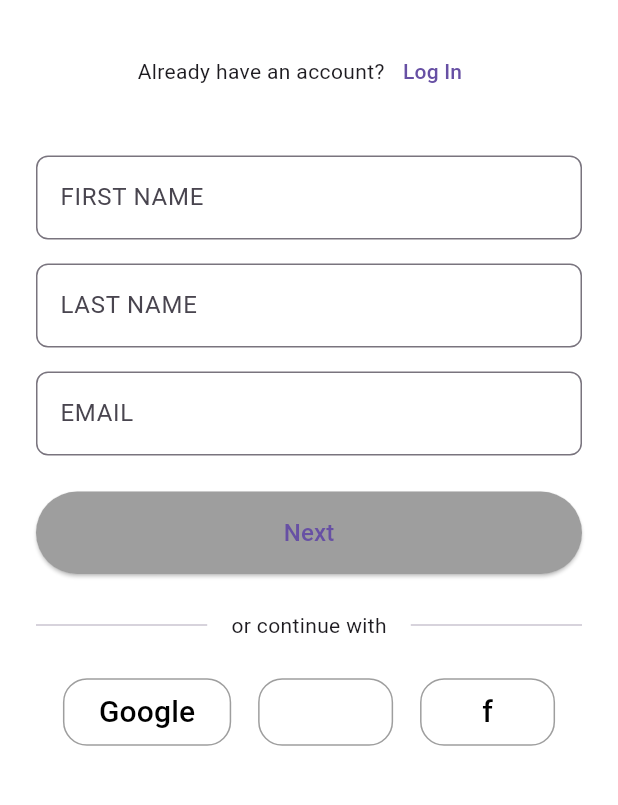
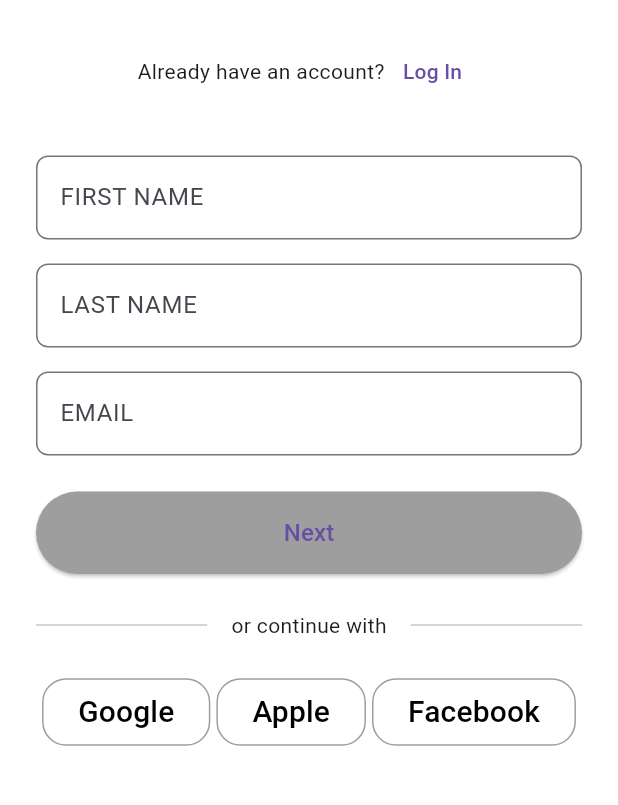
Before and after one commit to vamp-jjang/findre-app, a Flutter app: the SignUpScreen screen opened directly, on a phone screen of 412 x 824 dp, the part 224-1029 px from its top. Run offline on Flutter 3.47's test engine with Material 3 defaults, Android fonts, the phone set to English and light mode, and no system bars; our stand-ins replace firebase_auth, firebase_core; accounts and stored records are empty.

Commit message:
changed the apple and facebook button

```diff
--- a/lib/screens/signup_screen.dart
+++ b/lib/screens/signup_screen.dart
@@ -133,13 +133,13 @@ class SignUpScreen extends StatelessWidget {
                     onPressed: () {
                       // TODO: Implement Apple sign in
                     },
-                    icon: '',
+                    icon: 'Apple',
                   ),
                   _SocialButton(
                     onPressed: () {
                       // TODO: Implement Facebook sign in
                     },
-                    icon: 'f',
+                    icon: 'Facebook',
                   ),
                 ],
               ),
```
